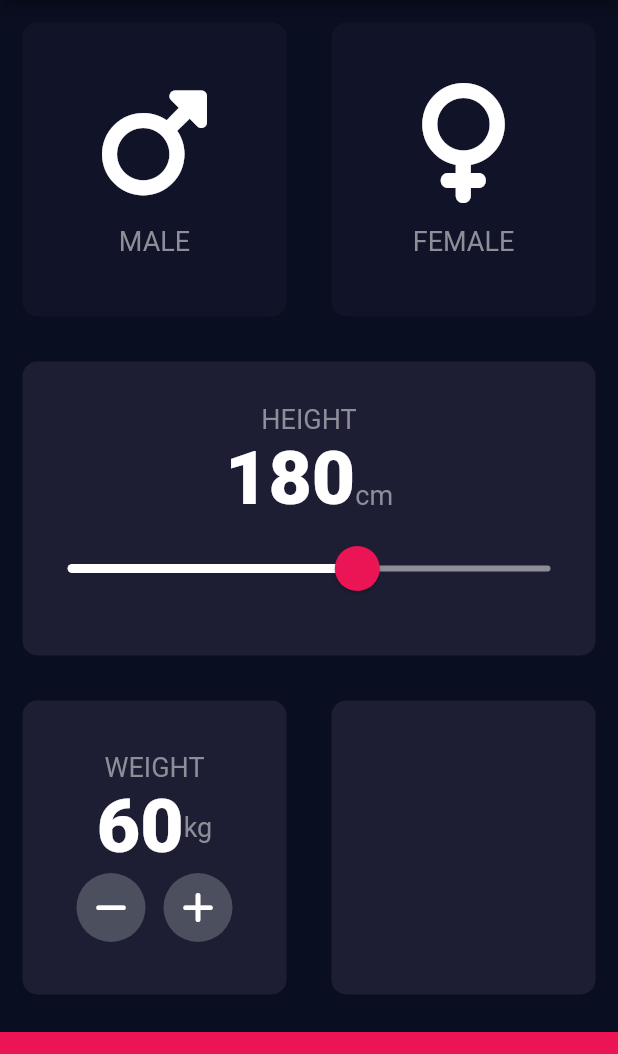
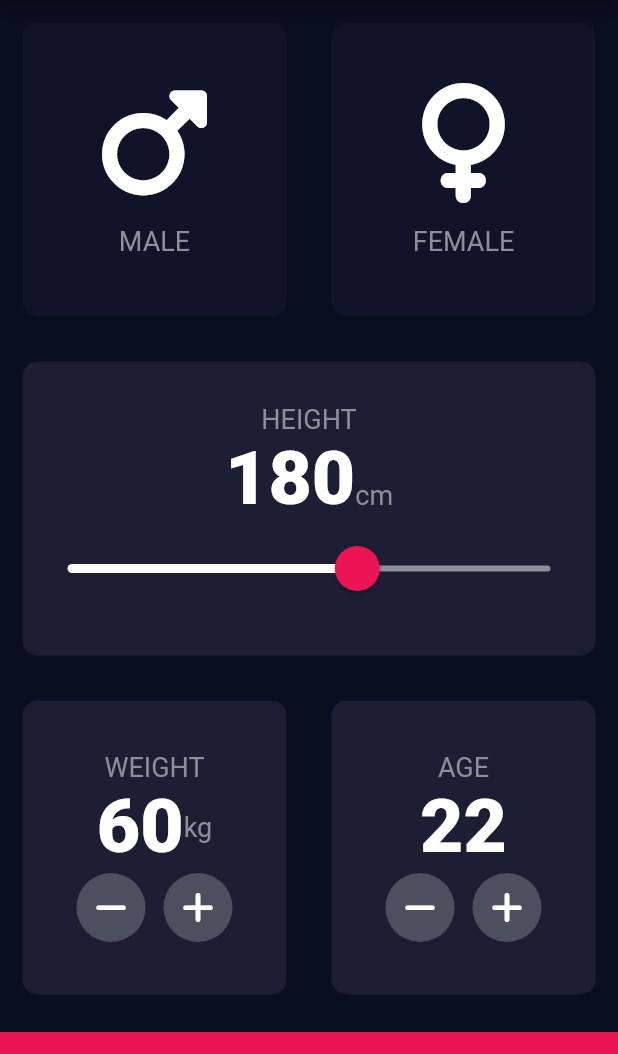
Before and after one commit to ssk-karna/bmi-calculator, a Flutter app: the screen it shows after launch, on a phone screen of 412 x 824 dp, the part 84-1138 px from its top. Run offline on Flutter 3.47's test engine with Material 2 defaults, Android fonts, the phone set to English and light mode, and no system bars; our stand-ins replace font_awesome_flutter.

Commit message:
Created Age Card

```diff
--- a/lib/input_page.dart
+++ b/lib/input_page.dart
@@ -16,6 +16,7 @@ class _InputPageState extends State<InputPage> {
   Gender? selectedGender;
   int height = 180;
   int weight = 60;
+  int age = 22;
 
   @override
   Widget build(BuildContext context) {
@@ -144,7 +145,36 @@ class _InputPageState extends State<InputPage> {
 
                 ),
                 Expanded(
-                  child: ReusableCard(colour: kActiveCardColor),
+                  child: ReusableCard(colour: kActiveCardColor,
+                    cardChild: Column(
+                      mainAxisAlignment: MainAxisAlignment.center,
+                      children: <Widget>[
+                        Text('AGE',
+                          style: kLabelTextStyle,),
+                        Row(
+                          mainAxisAlignment: MainAxisAlignment.center,
+                          children: <Widget>[
+                            Text(age.toString(),
+                              style: kNumberTextStyle,),
+
+                          ],
+                        ),
+                        Row(
+                          mainAxisAlignment: MainAxisAlignment.center,
+                          children: <Widget>[
+                            RoundIconButton(FontAwesomeIcons.minus, () {
+                              age--;
+                            }),
+                            SizedBox(
+                              width: 10.0,
+                            ),
+                            RoundIconButton(FontAwesomeIcons.plus, () {
+                              age++;
+                            }),
+                          ],
+                        )
+                      ],
+                    ),),
                 ),
               ],
             ),
```
